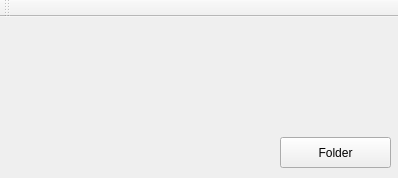
Qt form Threads/threads.ui (AaronCedillo/Software) before a commit.
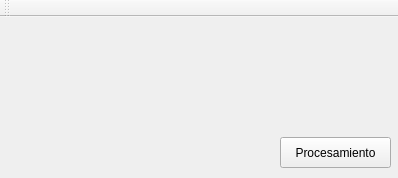
The same form after that commit. Icons and pictures are not drawn.

Diff of the .ui file:
```diff
--- a/Threads/threads.ui
+++ b/Threads/threads.ui
@@ -24,7 +24,7 @@
      </rect>
     </property>
     <property name="text">
-     <string>Folder</string>
+     <string>Procesamiento</string>
     </property>
     <property name="icon">
      <iconset theme=":/iconfinder_folder_299060.ico"/>
```
Left out of the diff: 2 changed lines with no effect on the pictures.
